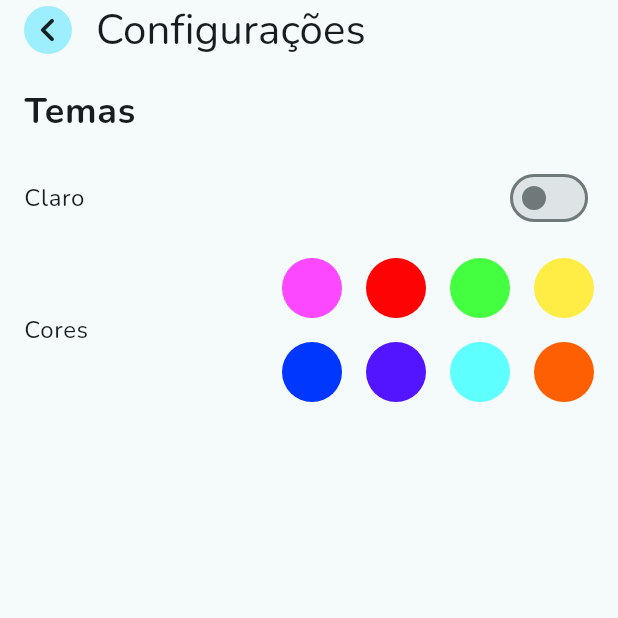
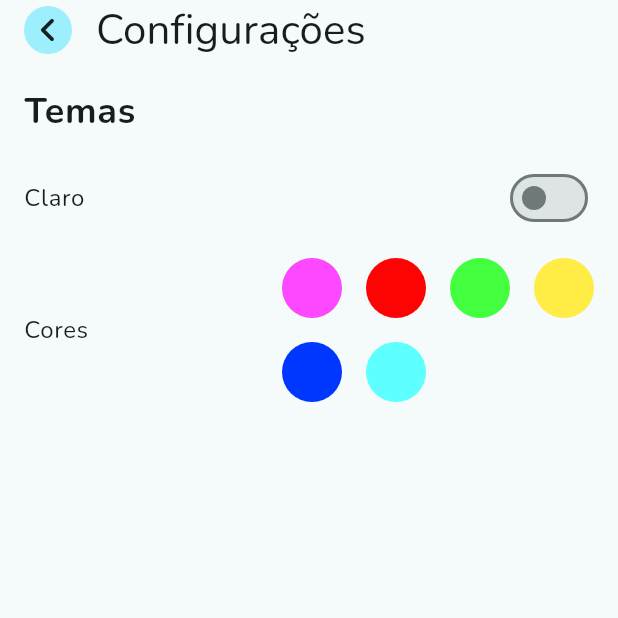
Before and after one commit to Matheus-Rezende/keep_notes_app, a Flutter app: the screen it shows after launch, after a tap on the "settings" icon, on a phone screen of 412 x 824 dp, the top half of it. Run offline on Flutter 3.47's test engine with Material 3 defaults, Android fonts, the phone set to English and light mode, and no system bars; our stand-ins replace flutter_mobx, flutter_modular, mobx, shared_preferences; generated files the repository leaves out were written again.

Commit message:
refactor: removido cores laranja e roxo do tema de cores.

```diff
--- a/lib/app/modules/core/interactor/states/app_color_theme_state.dart
+++ b/lib/app/modules/core/interactor/states/app_color_theme_state.dart
@@ -12,8 +12,6 @@ sealed class AppColorThemeState {
   AppColorThemeYellowState colorYellowTheme() => AppColorThemeYellowState();
   AppColorThemeBlueState colorBlueTheme() => AppColorThemeBlueState();
   AppColorThemeCyanState colorCyanTheme() => AppColorThemeCyanState();
-  AppColorThemeOrangeState colorOrangeTheme() => AppColorThemeOrangeState();
-  AppColorThemePurpleState colorPurpleTheme() => AppColorThemePurpleState();
 }
 
 class AppColorThemeRedState extends AppColorThemeState {
@@ -36,16 +34,8 @@ class AppColorThemePinkState extends AppColorThemeState {
   AppColorThemePinkState() : super(colorTheme: AppColors().solidPinkColor);
 }
 
-class AppColorThemePurpleState extends AppColorThemeState {
-  AppColorThemePurpleState() : super(colorTheme: AppColors().solidPurpleColor);
-}
-
 class AppColorThemeCyanState extends AppColorThemeState {
   AppColorThemeCyanState() : super(colorTheme: AppColors().solidCyanColor);
-}
-
-class AppColorThemeOrangeState extends AppColorThemeState {
-  AppColorThemeOrangeState() : super(colorTheme: AppColors().solidOrangeColor);
 }
 
 class AppColorThemeDefaultState extends AppColorThemeState {
--- a/lib/app/modules/core/interactor/stores/app_theme_color_store.dart
+++ b/lib/app/modules/core/interactor/stores/app_theme_color_store.dart
@@ -57,25 +57,9 @@ abstract class AppThemeColorStoreBase with Store {
   }
 
   @action
-  Future<void> changePurpleColorTheme() async {
-    colorThemeState = colorThemeState.colorPurpleTheme();
-    themeColorKey = 'isPurpleColorTheme';
-    await localStorage.setItem(key: themeColorKey, value: true);
-    await localStorage.setItem(key: 'currentColorKey', value: themeColorKey);
-  }
-
-  @action
   Future<void> changeCyanColorTheme() async {
     colorThemeState = colorThemeState.colorCyanTheme();
     themeColorKey = 'isCyanColorTheme';
-    await localStorage.setItem(key: themeColorKey, value: true);
-    await localStorage.setItem(key: 'currentColorKey', value: themeColorKey);
-  }
-
-  @action
-  Future<void> changeOrangeColorTheme() async {
-    colorThemeState = colorThemeState.colorOrangeTheme();
-    themeColorKey = 'isOrangeColorTheme';
     await localStorage.setItem(key: themeColorKey, value: true);
     await localStorage.setItem(key: 'currentColorKey', value: themeColorKey);
   }
@@ -103,15 +87,11 @@ abstract class AppThemeColorStoreBase with Store {
         case 'isBlueColorTheme':
           colorThemeState = colorThemeState.colorBlueTheme();
           break;
-        case 'isPurpleColorTheme':
-          colorThemeState = colorThemeState.colorPurpleTheme();
-          break;
+
         case 'isCyanColorTheme':
           colorThemeState = colorThemeState.colorCyanTheme();
           break;
-        case 'isOrangeColorTheme':
-          colorThemeState = colorThemeState.colorOrangeTheme();
-          break;
+
         default:
           colorThemeState = colorThemeState.colorDefaultTheme();
       }
--- a/lib/app/modules/core/theme/app_colors.dart
+++ b/lib/app/modules/core/theme/app_colors.dart
@@ -19,10 +19,8 @@ class AppColors {
   // SOLID COLORS
   final Color solidPinkColor = const Color.fromARGB(255, 252, 73, 255);
   final Color solidRedColor = const Color.fromARGB(255, 254, 3, 3);
-  final Color solidOrangeColor = const Color.fromARGB(255, 254, 95, 3);
   final Color solidGreenColor = const Color.fromARGB(255, 67, 255, 64);
   final Color solidYellowColor = const Color.fromARGB(255, 255, 236, 69);
   final Color solidCyanColor = const Color.fromARGB(255, 94, 255, 255);
   final Color solidBlueColor = const Color.fromARGB(255, 0, 55, 255);
-  final Color solidPurpleColor = const Color.fromARGB(255, 83, 20, 255);
 }
--- a/lib/app/modules/settings/presentation/pages/settings_page.dart
+++ b/lib/app/modules/settings/presentation/pages/settings_page.dart
@@ -150,20 +150,6 @@ class SettingsPage extends StatelessWidget {
                             height: 40.0,
                             width: 40.0,
                             borderRadius: 50.0,
-                            backgroundColor: appTheme.colors.solidPurpleColor,
-                            borderColor: themeColorStore.colorThemeState is AppColorThemePurpleState
-                                ? (themeStore.isLight
-                                      ? appTheme.colors.blackColor
-                                      : appTheme.colors.whiteColor)
-                                : null,
-                            onPressed: () {
-                              themeColorStore.changePurpleColorTheme();
-                            },
-                          ),
-                          CustomButtonWidget(
-                            height: 40.0,
-                            width: 40.0,
-                            borderRadius: 50.0,
                             backgroundColor: appTheme.colors.solidCyanColor,
                             borderColor: themeColorStore.colorThemeState is AppColorThemeCyanState
                                 ? (themeStore.isLight
@@ -172,20 +158,6 @@ class SettingsPage extends StatelessWidget {
                                 : null,
                             onPressed: () {
                               themeColorStore.changeCyanColorTheme();
-                            },
-                          ),
-                          CustomButtonWidget(
-                            height: 40.0,
-                            width: 40.0,
-                            borderRadius: 50.0,
-                            backgroundColor: appTheme.colors.solidOrangeColor,
-                            borderColor: themeColorStore.colorThemeState is AppColorThemeOrangeState
-                                ? (themeStore.isLight
-                                      ? appTheme.colors.blackColor
-                                      : appTheme.colors.whiteColor)
-                                : null,
-                            onPressed: () {
-                              themeColorStore.changeOrangeColorTheme();
                             },
                           ),
                         ],
```
Also changed, not shown: lib/app/modules/core/interactor/stores/app_theme_color_store.g.dart.
